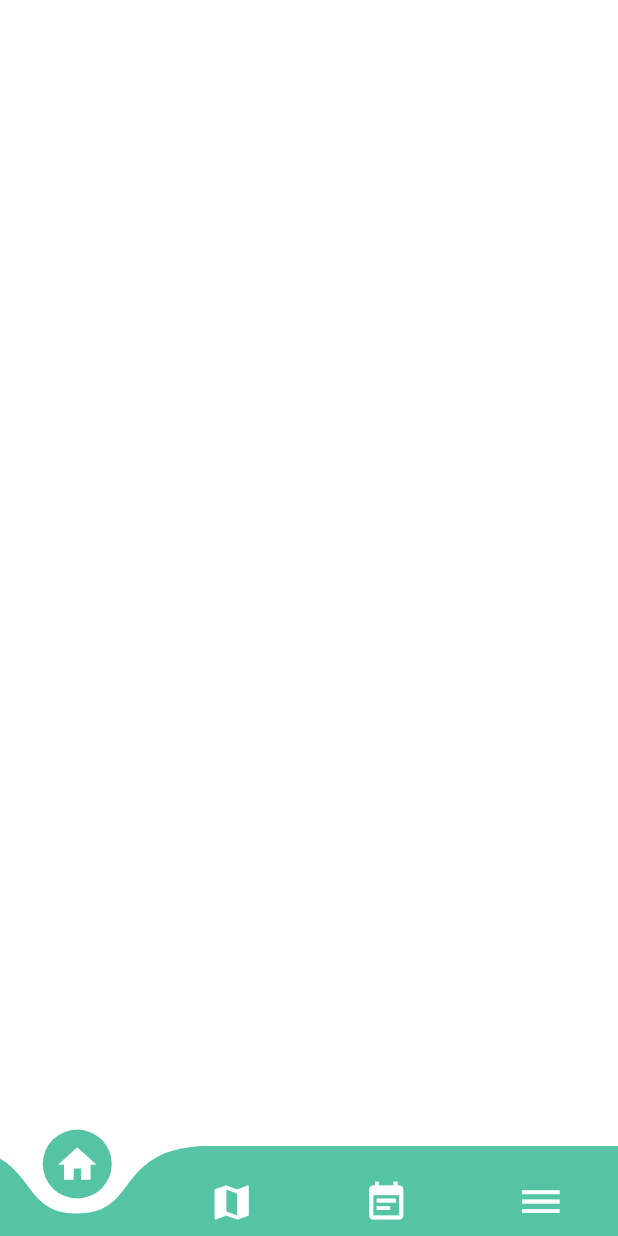
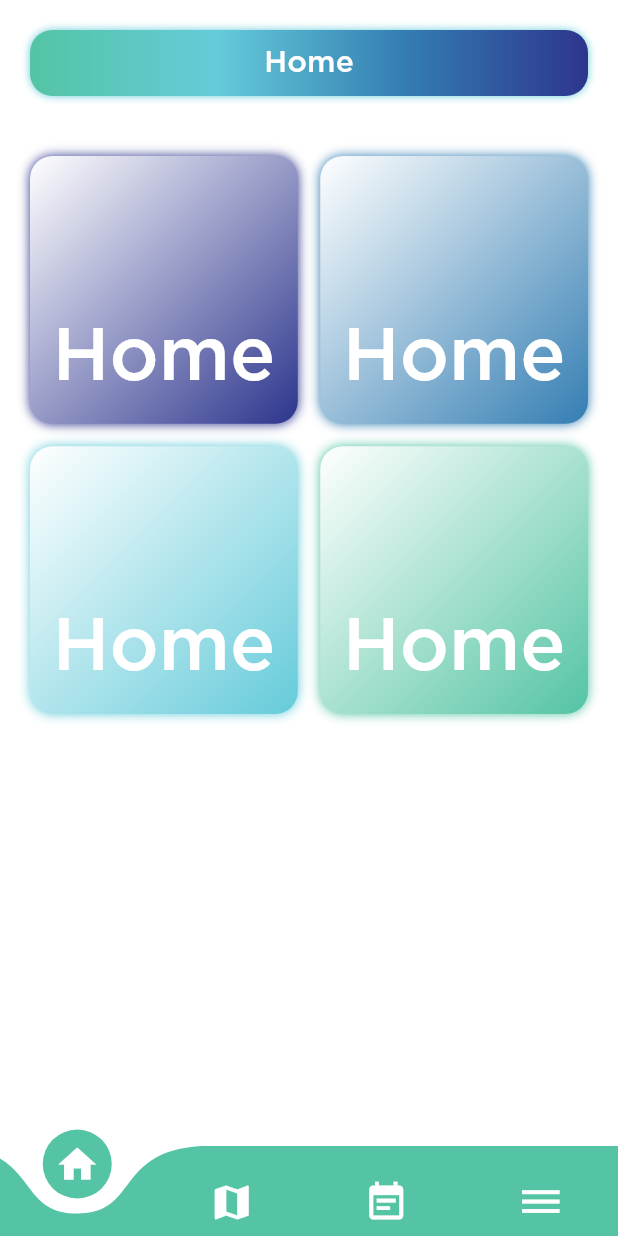
Before and after one commit to fouques1u/ForumHorizonChimie2020, a Flutter app: the screen it shows after launch, on a phone screen of 412 x 824 dp. Run offline on Flutter 3.47's test engine with Material 2 defaults, Android fonts, the phone set to English and light mode, and no system bars; drawn by our look-alikes of curved_navigation_bar; our stand-ins replace font_awesome_flutter.

Commit message:
Added presentation of home screen.

```diff
--- a/lib/screens/home_screen.dart
+++ b/lib/screens/home_screen.dart
@@ -1,10 +1,35 @@
 import 'package:flutter/material.dart';
+
+import 'package:forum_horizon_chimie/app_localizations.dart';
+import 'package:forum_horizon_chimie/colors.dart';
+import 'package:forum_horizon_chimie/widgets/grid_tile_classic.dart';
+import 'package:forum_horizon_chimie/widgets/page_title_classic.dart';
 
 class HomeScreen extends StatelessWidget {
   @override
   Widget build(BuildContext context) {
     return Container(
       color: Theme.of(context).primaryColor,
+      child: ListView(
+        children: <Widget>[
+          ClassicPageTitle(
+            title: "home",
+          ),
+          GridView.count(
+            padding: EdgeInsets.all(20),
+            shrinkWrap: true,
+            crossAxisCount: 2,
+            crossAxisSpacing: 15,
+            mainAxisSpacing: 15,
+            children: <Widget>[
+              GridTileClassic(colorTile: darkBlueColor, textCode: "home",),
+              GridTileClassic(colorTile: simpleBlueColor, textCode: "home",),
+              GridTileClassic(colorTile: lightBlueColor, textCode: "home",),
+              GridTileClassic(colorTile: lightGreenColor, textCode: "home",),
+            ],
+          ),
+        ],
+      ),
     );
   }
 }
--- /dev/null
+++ b/lib/widgets/grid_tile_classic.dart
@@ -0,0 +1,42 @@
+import 'package:flutter/material.dart';
+import 'package:forum_horizon_chimie/app_localizations.dart';
+
+class GridTileClassic extends StatelessWidget {
+  final Color colorTile;
+  final String textCode;
+
+  GridTileClassic({@required this.colorTile, @required this.textCode});
+
+  @override
+  Widget build(BuildContext context) {
+    return Container(
+      padding: EdgeInsets.all(15),
+      child: FittedBox(
+        alignment: Alignment.bottomRight,
+        child: Text(
+          AppLocalizations.of(context).translate(textCode),
+          style: TextStyle(
+            color: Colors.white,
+            fontFamily: 'Gotham',
+          ),
+        ),
+      ),
+      decoration: BoxDecoration(
+        borderRadius: BorderRadius.circular(15),
+        shape: BoxShape.rectangle,
+        color: colorTile,
+        gradient: LinearGradient(
+          colors: <Color>[
+            colorTile,
+            Colors.white
+          ],
+          begin: Alignment.bottomRight,
+          end: Alignment.topLeft,
+        ),
+        boxShadow: <BoxShadow>[
+          BoxShadow(color: colorTile, blurRadius: 6, spreadRadius: 0),
+        ]
+      ),
+    );
+  }
+}
```
